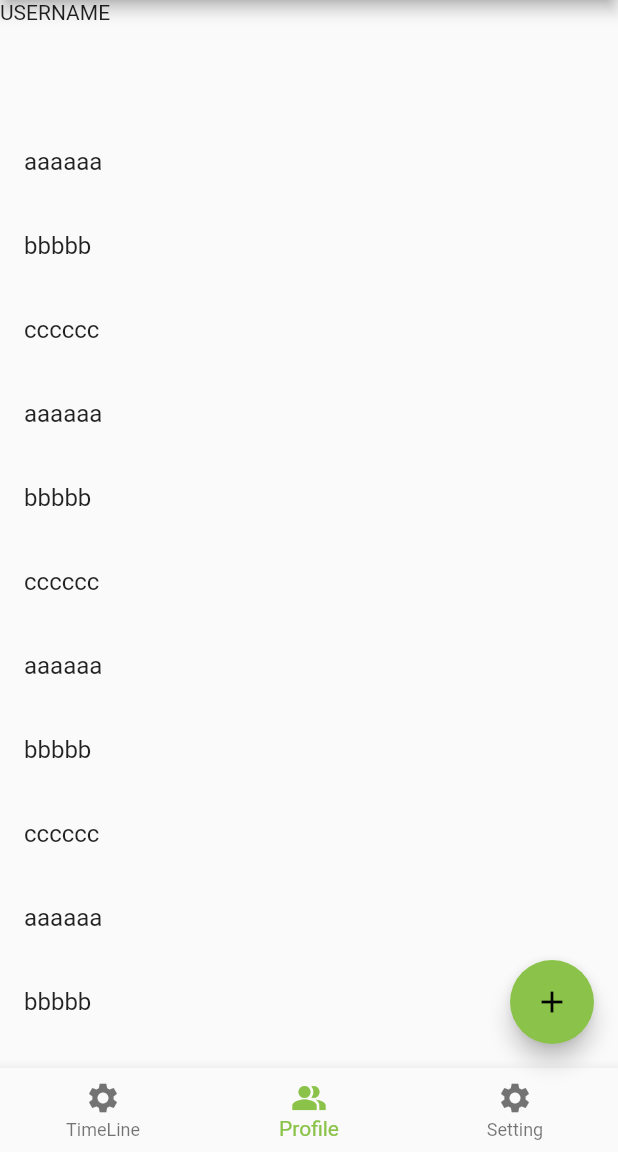
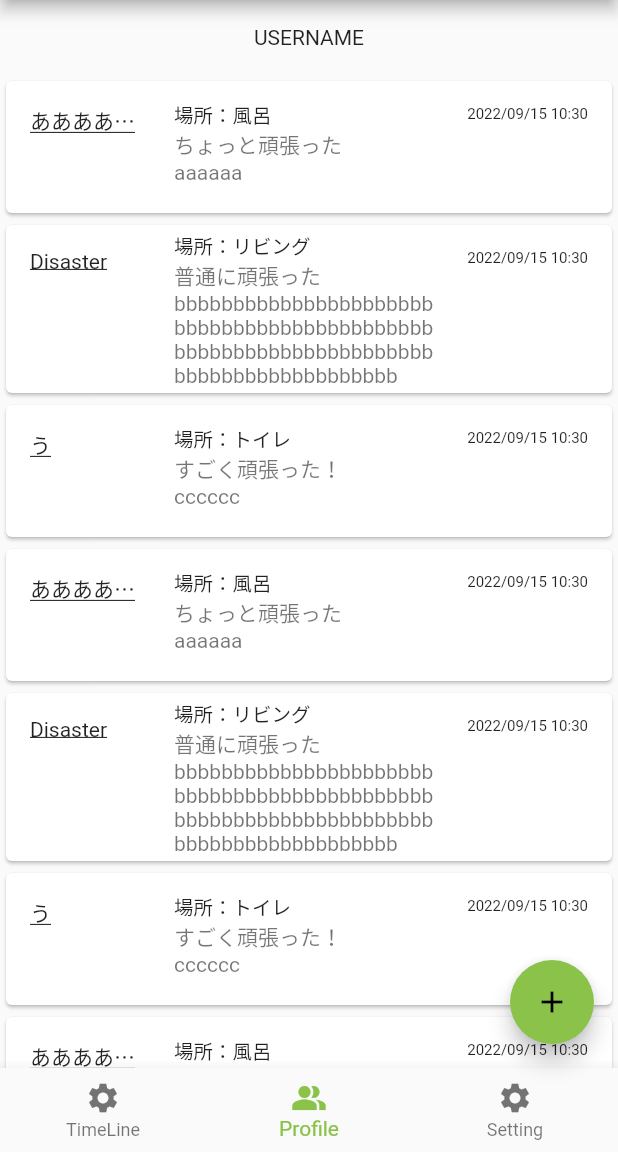
Before and after one commit to seipan1213/cleanApp, a Flutter app: the MyHomePage screen opened directly, item 2 of the bottom bar chosen, on a phone screen of 412 x 824 dp, the part 84-1236 px from its top. Run offline on Flutter 3.47's test engine with Material 2 defaults, Android fonts, the phone set to English and light mode, and no system bars; our stand-ins replace cloud_firestore, firebase_auth, firebase_core; missing offline and left inert: dart:ffi; accounts and stored records are empty.

Commit message:
timeline_ui

```diff
--- a/lib/fragments/profile.dart
+++ b/lib/fragments/profile.dart
@@ -1,4 +1,6 @@
 import 'package:flutter/material.dart';
+import 'package:intl/date_symbol_data_local.dart';
+import 'package:intl/intl.dart';
 
 List postList = [
   {'content': 'aaaaaa'},
@@ -10,21 +12,72 @@ class UserInfo extends StatelessWidget {
   const UserInfo({Key? key}) : super(key: key);
   @override
   Widget build(BuildContext context) {
+    initializeDateFormatting('ja');
+    final DateFormat formatter = new DateFormat('yyyy/MM/dd HH:mm', "ja_JP");
+    String date = formatter.format(new DateTime.now());
+    // 通信処理
+    String username = 'USERNAME';
+    var postList = [
+      {
+        'username': 'ああああああああああああああああああ',
+        'intensity': 'ちょっと頑張った',
+        'spot': '風呂',
+        'content': 'aaaaaa',
+        'created_at': formatter.format(new DateTime.now()),
+      },
+      {
+        'username': 'Disaster',
+        'intensity': '普通に頑張った',
+        'spot': 'リビング',
+        'content':
+            'bbbbbbbbbbbbbbbbbbbbbbbbbbbbbbbbbbbbbbbbbbbbbbbbbbbbbbbbbbbbbbbbbbbbbbbbbbbbbbbbbbbbb',
+        'created_at': formatter.format(new DateTime.now()),
+      },
+      {
+        'username': 'う',
+        'intensity': 'すごく頑張った！',
+        'spot': 'トイレ',
+        'content': 'cccccc',
+        'created_at': formatter.format(new DateTime.now())
+      }
+    ];
     return Column(
       mainAxisAlignment: MainAxisAlignment.center,
       children: [
-        const SizedBox(
-          width: double.infinity,
-          height: 80,
-          child: Text('USERNAME'),
-        ),
+        Container(
+            height: 50,
+            child: Center(
+              child: Column(
+                children: [
+                  Text('USERNAME',style: TextStyle(),),
+                ],
+                mainAxisSize: MainAxisSize.min,
+              ),
+            )),
         Expanded(
           child: ListView.builder(
               itemCount: 100,
               itemBuilder: (context, index) {
-                return ListTile(
-                  title: Text(postList[index % 3]['content']),
-                );
+                return Card(
+                    child: ListTile(
+                  isThreeLine: true,
+                  leading: Container(
+                      width: 80,
+                      child: Text(postList[index % 3]['username']!,
+                          overflow: TextOverflow.ellipsis,
+                          style: TextStyle(
+                            decoration: TextDecoration.underline,
+                            fontSize: 14,
+                          ))),
+                  title: Text(
+                    '場所：' + postList[index % 3]['spot']!,
+                    style: TextStyle(fontSize: 13),
+                  ),
+                  subtitle: Text(postList[index % 3]['intensity']! +
+                      '\n${postList[index % 3]["content"]}'),
+                  trailing: Text(postList[index % 3]['created_at']!,
+                      style: TextStyle(fontSize: 10)),
+                ));
               }),
         )
       ],
--- a/lib/fragments/timeline.dart
+++ b/lib/fragments/timeline.dart
@@ -1,15 +1,41 @@
 import 'package:flutter/material.dart';
-
-List postList = [
-  {'username': 'あ', 'content': 'aaaaaa'},
-  {'username': 'い', 'content': 'bbbbb'},
-  {'username': 'う', 'content': 'cccccc'}
-];
+import 'package:intl/date_symbol_data_local.dart';
+import 'package:intl/intl.dart';
 
 class PostInfo extends StatelessWidget {
   const PostInfo({Key? key}) : super(key: key);
   @override
   Widget build(BuildContext context) {
+    // dbアクセスを待つ処理
+    // date formatting
+    initializeDateFormatting('ja');
+    final DateFormat formatter = new DateFormat('yyyy/MM/dd HH:mm', "ja_JP");
+    String date = formatter.format(new DateTime.now());
+
+    var postList = [
+      {
+        'username': 'ああああああああああああああああああ',
+        'intensity': 'ちょっと頑張った',
+        'spot': '風呂',
+        'content': 'aaaaaa',
+        'created_at': formatter.format(new DateTime.now()),
+      },
+      {
+        'username': 'Disaster',
+        'intensity': '普通に頑張った',
+        'spot': 'リビング',
+        'content':
+            'bbbbbbbbbbbbbbbbbbbbbbbbbbbbbbbbbbbbbbbbbbbbbbbbbbbbbbbbbbbbbbbbbbbbbbbbbbbbbbbbbbbbb',
+        'created_at': formatter.format(new DateTime.now()),
+      },
+      {
+        'username': 'う',
+        'intensity': 'すごく頑張った！',
+        'spot': 'トイレ',
+        'content': 'cccccc',
+        'created_at': formatter.format(new DateTime.now())
+      }
+    ];
     return Column(
       mainAxisAlignment: MainAxisAlignment.center,
       children: [
@@ -17,10 +43,26 @@ class PostInfo extends StatelessWidget {
           child: ListView.builder(
               itemCount: 100,
               itemBuilder: (context, index) {
-                return ListTile(
-                  title: Text(postList[index % 3]['username']),
-                  subtitle: Text(postList[index % 3]['content']),
-                );
+                return Card(
+                    child: ListTile(
+                  isThreeLine: true,
+                  leading: Container(
+                      width: 80,
+                      child: Text(postList[index % 3]['username']!,
+                          overflow: TextOverflow.ellipsis,
+                          style: TextStyle(
+                            decoration: TextDecoration.underline,
+                            fontSize: 14,
+                          ))),
+                  title: Text(
+                    '場所：' + postList[index % 3]['spot']!,
+                    style: TextStyle(fontSize: 13),
+                  ),
+                  subtitle: Text(postList[index % 3]['intensity']! +
+                      '\n${postList[index % 3]["content"]}'),
+                  trailing: Text(postList[index % 3]['created_at']!,
+                      style: TextStyle(fontSize: 10)),
+                ));
               }),
         )
       ],
--- a/lib/main.dart
+++ b/lib/main.dart
@@ -52,14 +52,13 @@ class _MyHomePageState extends State<MyHomePage> {
     List<Widget> pages = [
       PostInfo(),
       UserInfo(),
-      Text('aaaaaaa'),
+      CleaningSettingForms(userId: 'aaa'),
     ];
     void onTapItem(int index) {
       setState(() {
         selectIndex = index;
       });
     }
-
 
     return WillPopScope(
       onWillPop: () async {
--- a/pubspec.yaml
+++ b/pubspec.yaml
@@ -38,6 +38,7 @@ dependencies:
   cupertino_icons: ^1.0.2
   cloud_firestore: ^3.4.7
   firebase_auth: ^3.8.0
+  intl: ^0.17.0
 
 dev_dependencies:
   flutter_test:
```
Also changed, not shown: pubspec.lock, 6 other files.
